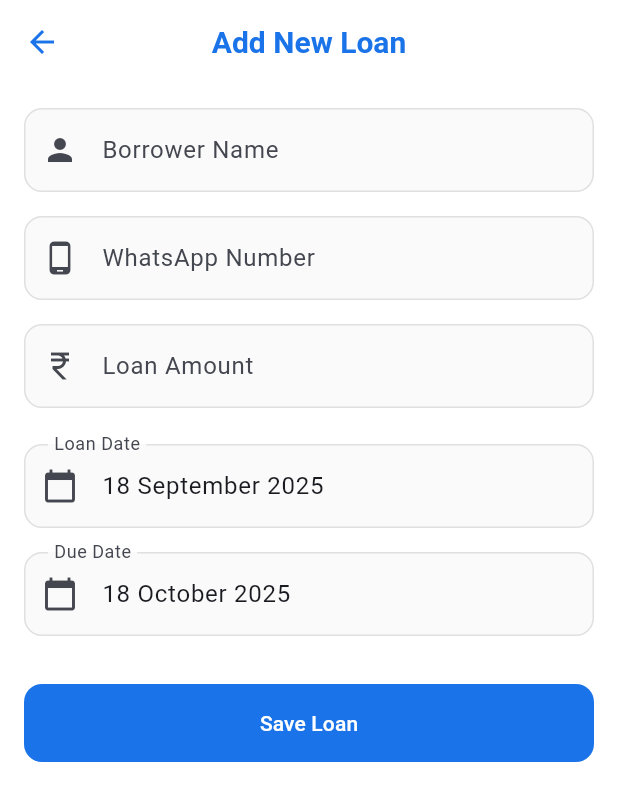
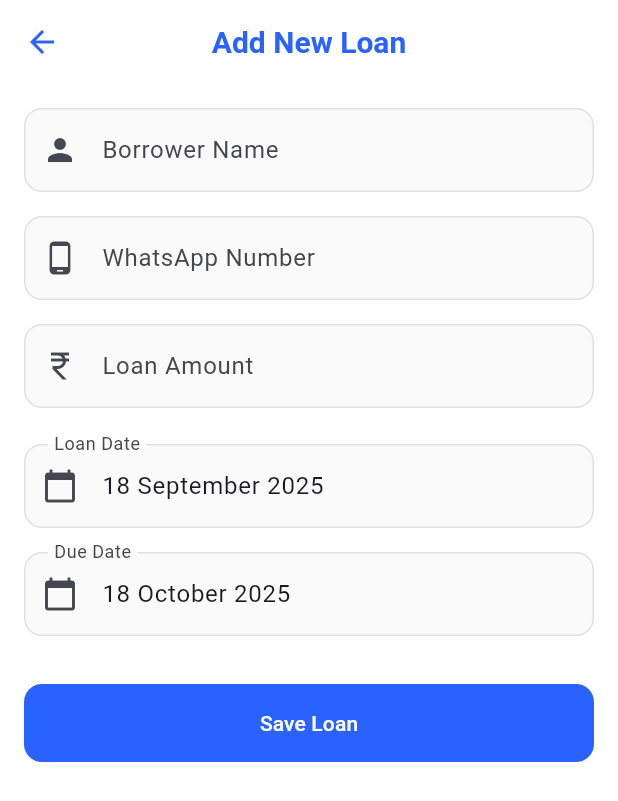
Before and after one commit to RensithUdara/LoanBuddy-Mobile-App, a Flutter app: the AddLoanScreen screen opened directly, on a phone screen of 412 x 824 dp. Shown: the top 801 px of the screen. Run offline on Flutter 3.47's test engine with Material 3 defaults, Android fonts, the phone set to English and light mode, and no system bars; our stand-ins replace shared_preferences, sqflite; accounts and stored records are empty; statements that could not run were skipped.

Commit message:
Update color constants in AppTheme for improved vibrancy

```diff
--- a/lib/utils/app_utils.dart
+++ b/lib/utils/app_utils.dart
@@ -3,10 +3,12 @@ import 'package:intl/intl.dart';
 
 class AppTheme {
   // Color constants
-  static const Color primaryColor = Color(0xFF1A73E8);
-  static const Color secondaryColor = Color(0xFF43A047);
-  static const Color errorColor = Color(0xFFE53935);
-  static const Color warningColor = Color(0xFFFFA726);
+  static const Color primaryColor = Color(0xFF2962FF);  // More vibrant blue
+  static const Color secondaryColor = Color(0xFF00C853); // More vibrant green
+  static const Color errorColor = Color(0xFFFF3D00);    // More vibrant red
+  static const Color warningColor = Color(0xFFFFAB00);  // More vibrant amber
+  static const Color accentColor = Color(0xFF6200EA);   // Purple accent
+  static const Color infoColor = Color(0xFF00B0FF);     // Light blue for info
 
   // Light theme
   static ThemeData lightTheme = ThemeData(
```
